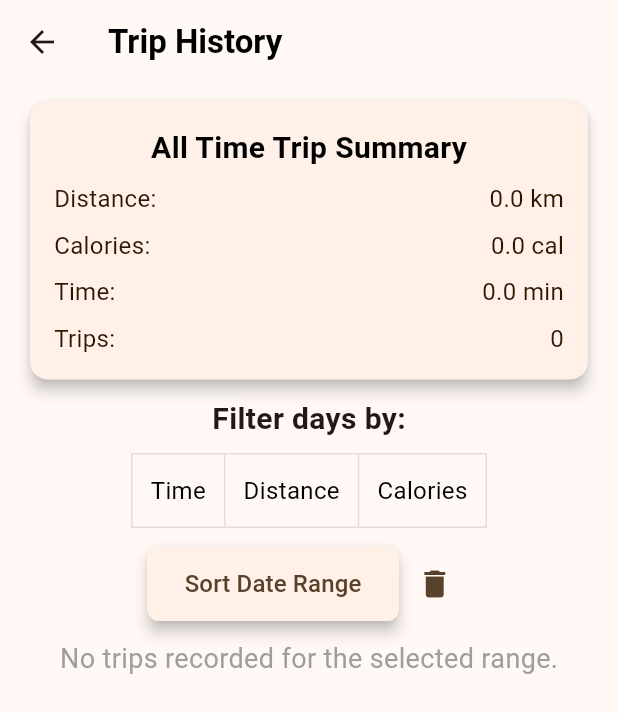
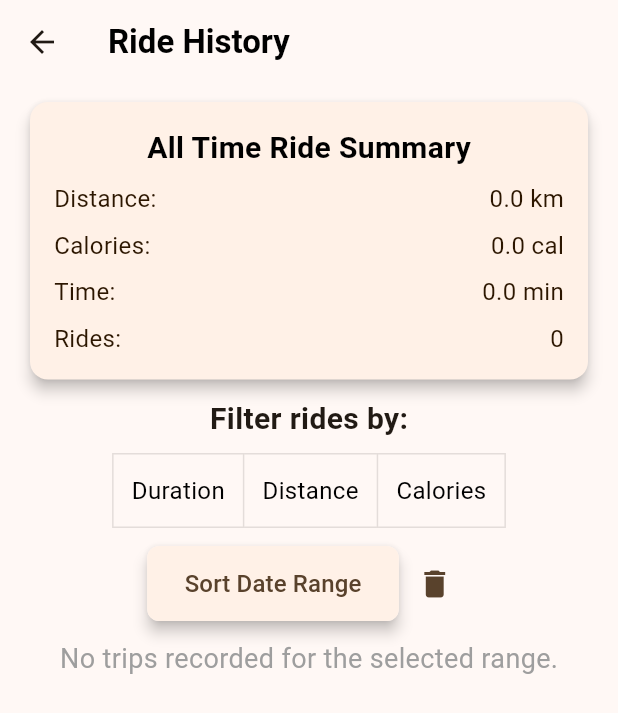
Before and after one commit to UCD-193AB-ws24/CycleGuardFrontend, a Flutter app: the HistoryPage screen opened directly, on a phone screen of 412 x 824 dp. Shown: the top 713 px of the screen. Run offline on Flutter 3.47's test engine with Material 3 defaults, Android fonts, the phone set to English and light mode, and no system bars; our stand-ins replace curved_navigation_bar, fl_chart, flutter_blue_plus, flutter_dotenv, flutter_svg, fluttertoast and 9 more; missing offline and left inert: dart:ffi, draggable_scrollbar, flutter_polyline_points; accounts and stored records are empty; network calls fail.

Commit message:
Trip History changed to Ride History

```diff
--- a/lib/pages/history_page.dart
+++ b/lib/pages/history_page.dart
@@ -119,7 +119,7 @@ Future<void> _pickDateRange(BuildContext context) async {
     }
 
     return Scaffold(
-      appBar: createAppBar(context, 'Trip History'),
+      appBar: createAppBar(context, 'Ride History'),
       body: Column(
         children: [
           Padding(
@@ -137,7 +137,7 @@ Future<void> _pickDateRange(BuildContext context) async {
                   children: [
                     Center(
                       child: Text(
-                        'All Time Trip Summary',
+                        'All Time Ride Summary',
                         style: TextStyle(fontWeight: FontWeight.bold, fontSize: 20, color: isDarkMode ? Theme.of(context).colorScheme.surfaceContainerLow : Colors.black),
                       ),
                     ),
@@ -191,7 +191,7 @@ Future<void> _pickDateRange(BuildContext context) async {
                           mainAxisAlignment: MainAxisAlignment.spaceBetween,
                           children: [
                             Text(
-                              'Trips:',
+                              'Rides:',
                               style: TextStyle(fontSize: 16, color: isDarkMode ? Theme.of(context).colorScheme.surfaceContainerLow : Theme.of(context).colorScheme.onPrimaryFixed),
                             ),
                             Text(
@@ -211,7 +211,7 @@ Future<void> _pickDateRange(BuildContext context) async {
             crossAxisAlignment: CrossAxisAlignment.center,
             children: [
               Text(
-                'Filter days by:',
+                'Filter rides by:',
                 style: TextStyle(fontSize: 20, fontWeight: FontWeight.bold),
               ),
               SizedBox(height: 8),
@@ -233,7 +233,7 @@ Future<void> _pickDateRange(BuildContext context) async {
                 children: [
                   Padding(
                     padding: const EdgeInsets.symmetric(horizontal: 12.0),
-                    child: Text('Time', style: TextStyle(fontSize: 16, color: isDarkMode ? Colors.grey[300] : Colors.black)),
+                    child: Text('Duration', style: TextStyle(fontSize: 16, color: isDarkMode ? Colors.grey[300] : Colors.black)),
                   ),
                   Padding(
                     padding: const EdgeInsets.symmetric(horizontal: 12.0),
@@ -357,7 +357,7 @@ Future<void> _pickDateRange(BuildContext context) async {
                                     child: ListTile(
                                       contentPadding: EdgeInsets.all(16),
                                       title: Text(
-                                        'Trip ${sortedTimestamps.indexOf(timestamp) + 1}',
+                                        'Ride ${sortedTimestamps.indexOf(timestamp) + 1}',
                                         style: TextStyle(fontSize: 16, color : isDarkMode ? Colors.grey[300] : Theme.of(context).colorScheme.onPrimaryFixed),
                                       ),
                                       subtitle: Column(
--- a/lib/pages/home_page.dart
+++ b/lib/pages/home_page.dart
@@ -193,7 +193,7 @@ class _HomePageState extends State<HomePage> {
                     child: Row(
                       mainAxisAlignment: MainAxisAlignment.center,
                       children: [
-                        Text('Your Trip History'),
+                        Text('Your Ride History'),
                         SizedBox(width: 16),
                         Icon(Icons.calendar_month_outlined, color: isDarkMode
                           ? Colors.white
```
